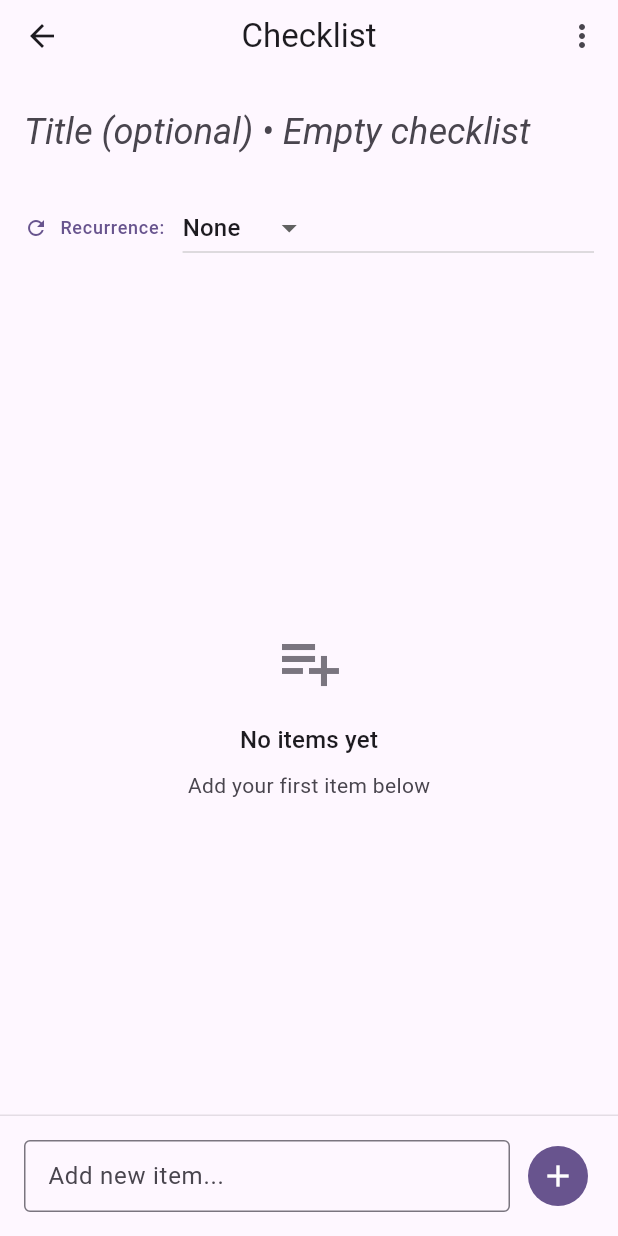
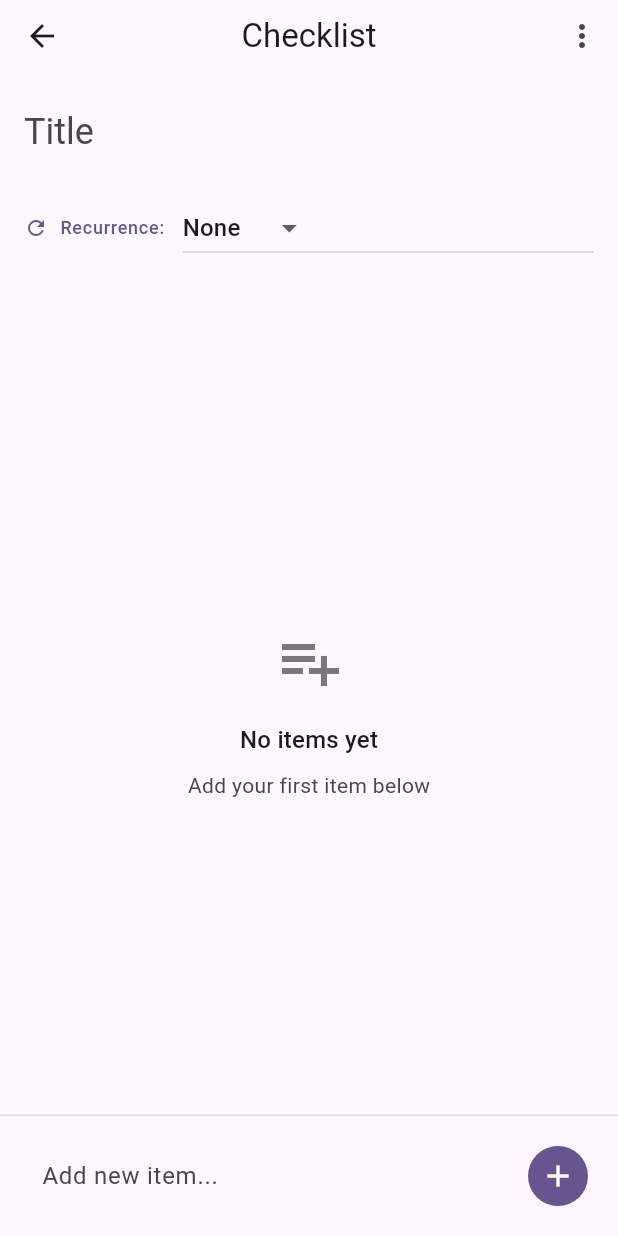
Before and after one commit to dmitrii-cernev/againly, a Flutter app: the ChecklistDetailScreen screen opened directly with empty values, on a phone screen of 412 x 824 dp. Run offline on Flutter 3.47's test engine with Material 3 defaults, Android fonts, the phone set to English and light mode, and no system bars; our stand-ins replace flutter_riverpod, hive, hive_flutter; accounts and stored records are empty.

Commit message:
simplify UI

```diff
--- a/lib/screens/checklist_detail_screen.dart
+++ b/lib/screens/checklist_detail_screen.dart
@@ -121,12 +121,9 @@ class _ChecklistDetailScreenState extends ConsumerState<ChecklistDetailScreen> {
                 TextField(
                   controller: _titleController,
                   style: theme.textTheme.headlineSmall,
-                  decoration: InputDecoration(
-                    hintText: currentChecklist.hasTitle ? 'Checklist title' : 'Title (optional) • ${currentChecklist.displayTitle}',
+                  decoration: const InputDecoration(
+                    hintText: 'Title',
                     border: InputBorder.none,
-                    hintStyle: currentChecklist.hasTitle
-                      ? null
-                      : TextStyle(fontStyle: FontStyle.italic, color: colorScheme.onSurfaceVariant),
                   ),
                   onChanged: (value) => _updateTitle(value),
                 ),
@@ -271,7 +268,7 @@ class _ChecklistDetailScreenState extends ConsumerState<ChecklistDetailScreen> {
               focusNode: _newItemFocusNode,
               decoration: const InputDecoration(
                 hintText: 'Add new item...',
-                border: OutlineInputBorder(),
+                border: InputBorder.none,
                 contentPadding: EdgeInsets.symmetric(
                   horizontal: 12,
                   vertical: 8,
--- a/lib/screens/create_checklist_screen.dart
+++ b/lib/screens/create_checklist_screen.dart
@@ -53,8 +53,8 @@ class _CreateChecklistScreenState extends ConsumerState<CreateChecklistScreen> {
               controller: _titleController,
               style: theme.textTheme.headlineSmall,
               decoration: const InputDecoration(
-                hintText: 'Checklist title (optional)',
-                border: OutlineInputBorder(),
+                hintText: 'Title',
+                border: InputBorder.none,
               ),
               onChanged: (value) => setState(() {}),
             ),
@@ -129,7 +129,7 @@ class _CreateChecklistScreenState extends ConsumerState<CreateChecklistScreen> {
                     autofocus: true,
                     decoration: const InputDecoration(
                       hintText: 'Add an item...',
-                      border: OutlineInputBorder(),
+                      border: InputBorder.none,
                     ),
                     onSubmitted: (value) => _addItem(),
                   ),
```
